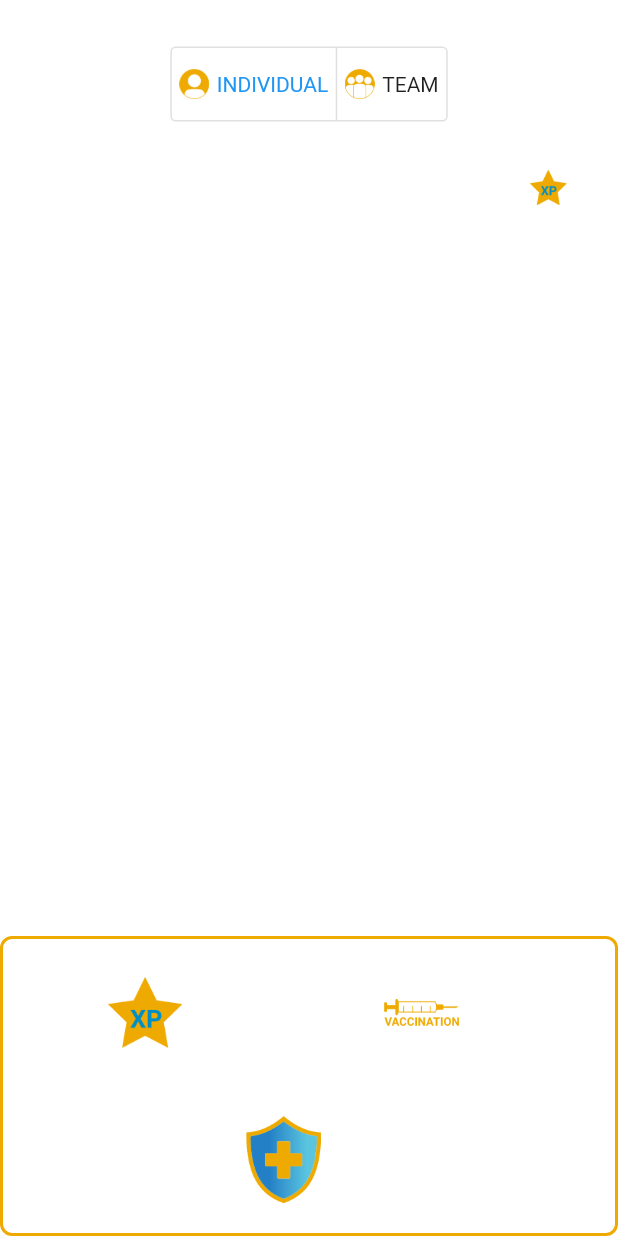
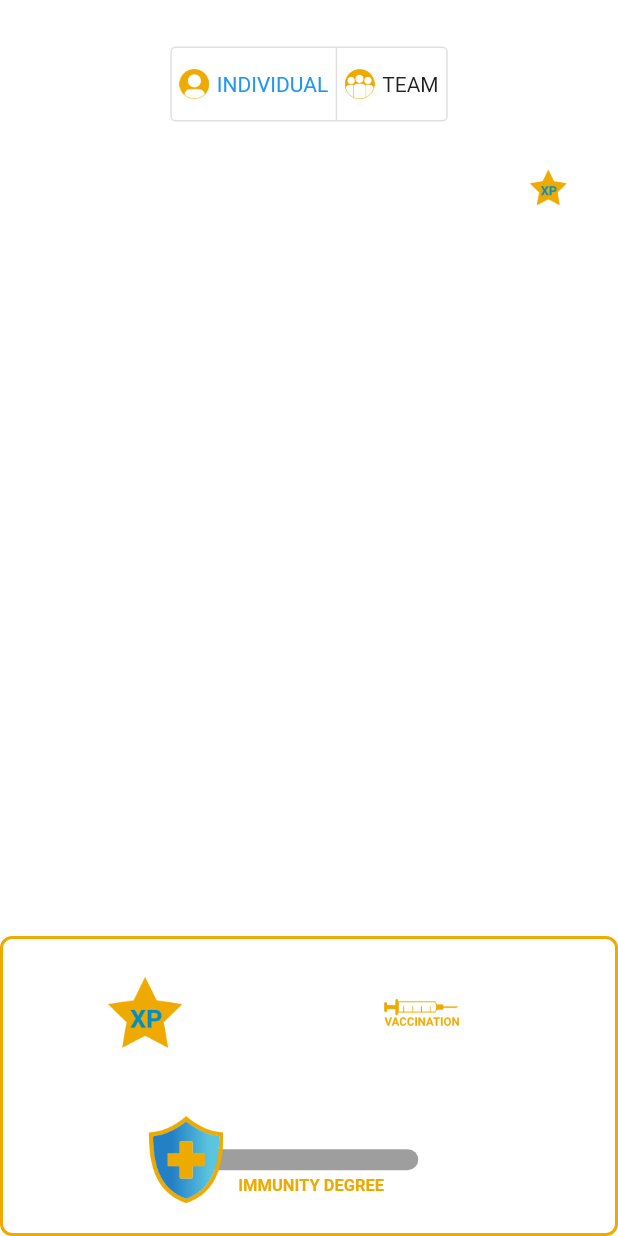
Before and after one commit to vttresearch/PandeVITA-App, a Flutter app: the ScoreboardPage screen opened directly, on a phone screen of 412 x 824 dp. Run offline on Flutter 3.47's test engine with Material 2 defaults, Android fonts, the phone set to English and light mode, and no system bars; drawn by our look-alikes of percent_indicator; our stand-ins replace flutter_secure_storage, get, hive, hive_flutter, latlong2, location and 3 more; missing offline and left inert: flutter_beacon, flutter_foreground_task, flutter_osm_plugin; accounts and stored records are empty.

Commit message:
Visual updates and fixes
Removed changing background colors based on infection status, because it did not look good.
Added percentage bar for displaying immunity status.
Updated visual look of the bottom bar to look like it is supposed to.

```diff
--- a/lib/view/map_page.dart
+++ b/lib/view/map_page.dart
@@ -71,8 +71,6 @@ class _TabMapState extends State<TabMap> {
                       mainAxisAlignment: MainAxisAlignment.center,
                       children: [
                     //Immunity status
-                    Image.asset("images/immunity_status_icon.png", width: 50),
-                    const SizedBox(width: 20),
                     ImmunityLevel(),
                   ]))
             ],
--- a/lib/view/quiz_page.dart
+++ b/lib/view/quiz_page.dart
@@ -193,8 +193,6 @@ class QuizPageState extends State<QuizPage> {
                       mainAxisAlignment: MainAxisAlignment.center,
                       children: [
                     //Immunity status
-                    Image.asset("images/immunity_status_icon.png", width: 50),
-                    const SizedBox(width: 20),
                     ImmunityLevel(),
                   ]))
             ],
--- a/lib/view/radar.dart
+++ b/lib/view/radar.dart
@@ -63,7 +63,7 @@ class RadarState extends State<Radar>
 
   @override
   void initState() {
-    WidgetsBinding.instance?.addObserver(this);
+    WidgetsBinding.instance.addObserver(this);
     _controller = AnimationController(
       vsync: this,
       duration: const Duration(seconds: 1),
@@ -82,6 +82,7 @@ class RadarState extends State<Radar>
     _controller.dispose();
     locationSubscription?.cancel();
     timer?.cancel();
+    WidgetsBinding.instance.removeObserver(this);
     super.dispose();
   }
 
--- a/lib/view/scoreboard_page.dart
+++ b/lib/view/scoreboard_page.dart
@@ -51,9 +51,6 @@ class ScoreboardPageState extends State<ScoreboardPage> {
                             mainAxisAlignment: MainAxisAlignment.center,
                             children: [
                           //Immunity status
-                          Image.asset("images/immunity_status_icon.png",
-                              width: 50),
-                          const SizedBox(width: 20),
                           ImmunityLevel(),
                         ]))
                   ],
--- a/lib/view/ui_stats.dart
+++ b/lib/view/ui_stats.dart
@@ -1,9 +1,11 @@
 /**This file contains classes to help displaying the correct stats
     to the player in the PandeVITA app UI*/
 import 'package:flutter/material.dart';
+import '../Utility/styles.dart';
 import '../game_logic/game_status.dart';
 import '../controller/requirement_state_controller.dart';
 import 'package:get/get.dart';
+import 'package:percent_indicator/percent_indicator.dart';
 
 class PlayerPoints extends StatefulWidget {
   @override
@@ -53,6 +55,7 @@ class ImmunityLevelState extends State<ImmunityLevel> {
   final GameStatus gameStatus = GameStatus();
   final controller = Get.find<RequirementStateController>();
   String immunityLevel = "0";
+  double barValue = 0.0;
 
   @override
   void initState() {
@@ -65,13 +68,47 @@ class ImmunityLevelState extends State<ImmunityLevel> {
 
   @override
   Widget build(BuildContext context) {
-    return Text(immunityLevel,
+    return Row(children: [
+      SizedBox(
+        width: 200,
+        child: Stack(
+          children: [
+            Positioned(
+              child: LinearPercentIndicator(
+                width: 160.0,
+                lineHeight: 14.0,
+                percent: barValue,
+                animation: false,
+                barRadius: Radius.circular(7),
+                backgroundColor: Colors.grey,
+                progressColor: yellowColor,
+              ),
+              top: 22,
+              left: 30,
+            ),
+            Image.asset("images/immunity_status_icon.png", width: 50),
+            Positioned(
+              child: Text(
+                "IMMUNITY DEGREE",
+                style: TextStyle(
+                  fontWeight: FontWeight.bold,
+                  color: yellowColor,
+                  fontSize: 11
+                )
+              ),
+              top: 40,
+              left: 60,
+            )
+          ],
+        )
+      ),
+      Text(immunityLevel,
           style: TextStyle(
             fontWeight: FontWeight.bold,
             color: Colors.white,
             fontSize: 25,
-
-        ));
+          ))
+    ]);
   }
 
   void updateImmunityLevel() async {
@@ -79,10 +116,9 @@ class ImmunityLevelState extends State<ImmunityLevel> {
     String newImmunity = await gameStatus.getImmunity();
     setState(() {
       immunityLevel = newImmunity;
+      barValue = int.parse(newImmunity).toDouble() / 100.0;
     });
   }
-
-
 }
 
 class VaccinationAmount extends StatefulWidget {
@@ -111,7 +147,6 @@ class VaccinationAmountState extends State<VaccinationAmount> {
           fontWeight: FontWeight.bold,
           color: Colors.white,
           fontSize: 25,
-
         ));
   }
 
@@ -122,6 +157,4 @@ class VaccinationAmountState extends State<VaccinationAmount> {
       vaccinationAmount = vaccines.length.toString();
     });
   }
-
-
 }
--- a/pubspec.yaml
+++ b/pubspec.yaml
@@ -66,6 +66,8 @@ dependencies:
 
   synchronized: ^3.0.0+2
 
+  percent_indicator: ^4.2.2
+
 
 dev_dependencies:
   flutter_test:
```
Also changed, not shown: lib/controller/requirement_state_controller.dart (+0 -15 lines), lib/game_logic/game_logic.dart (+11 -20 lines), lib/view/home_page.dart (+16 -31 lines), pubspec.lock. Lines whose indentation alone changed are shown as unchanged.
